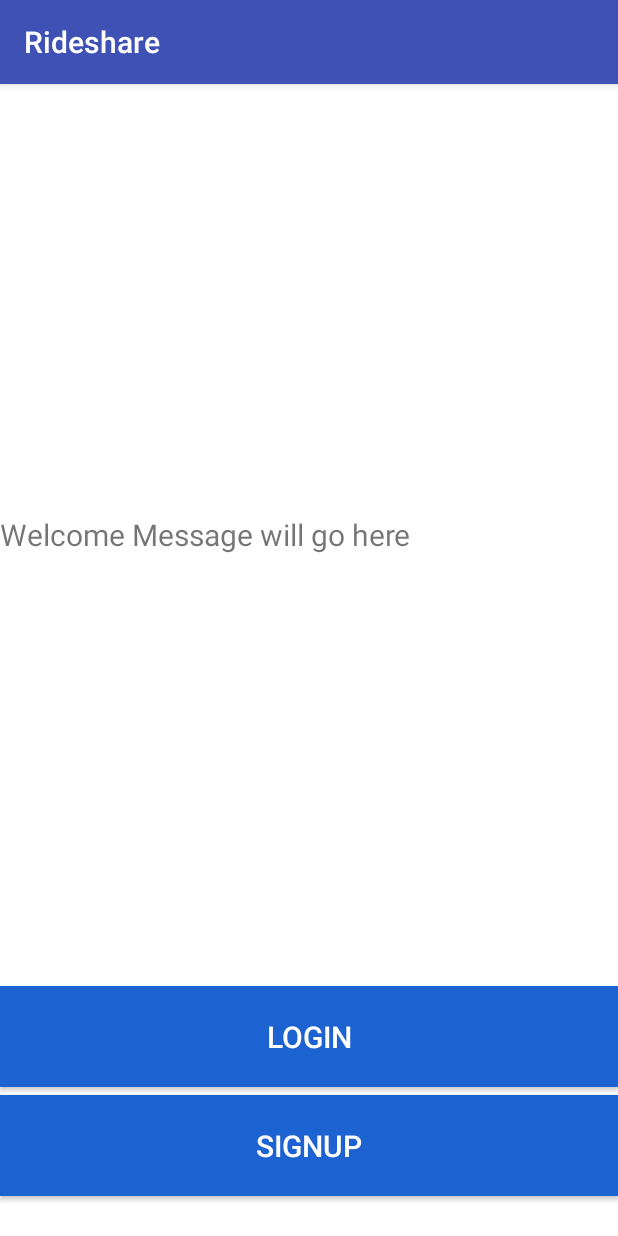
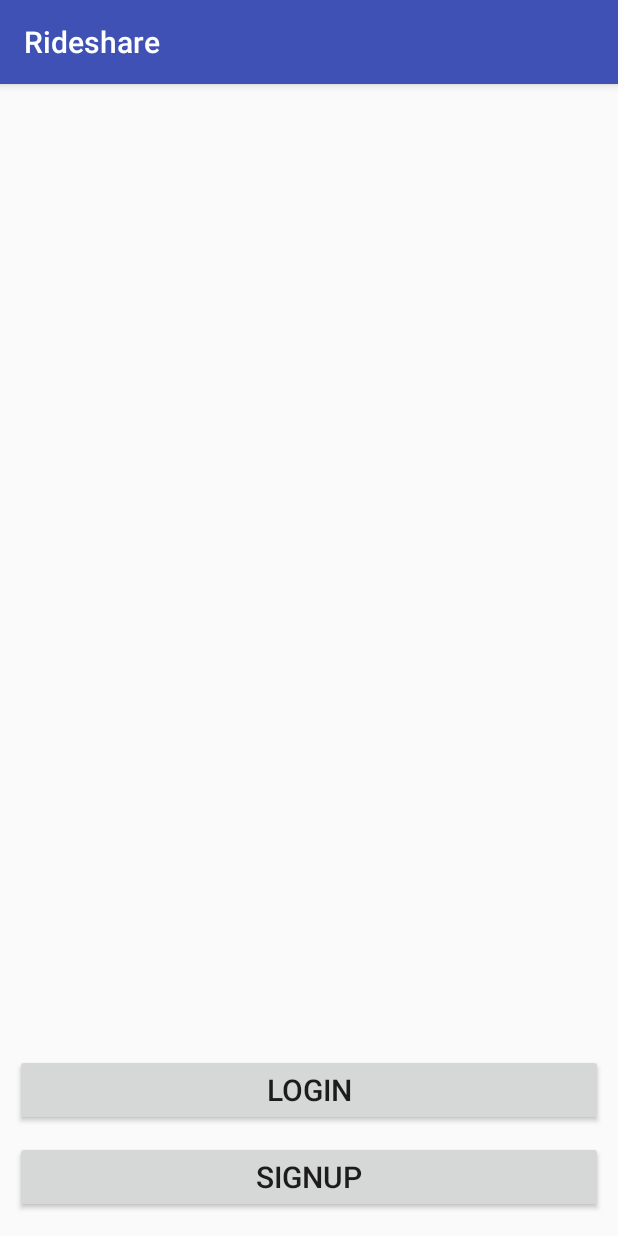
Before and after one commit to m-aamir95/Rideshare-FYP, an Android app: the screen it shows after launch (WelcomeActivity), on a phone screen of 412 x 824 dp. Run offline under Robolectric (Android 15) with nearby library versions, the phone set to English and light mode, and no system bars; our stand-ins replace Firebase (no records; nobody signed in at launch, a user with empty details on screens opened directly).

Commit message:
Taken App to Basic Theme,Removed my own button coloring and EditText colors, will be transforming app towards better Looking Material Design Theme

```diff
--- a/app/src/main/res/layout/activity_driver_detail.xml
+++ b/app/src/main/res/layout/activity_driver_detail.xml
@@ -6,7 +6,6 @@
     android:layout_height="match_parent"
     tools:context="com.andromeda.djzaamir.rideshare.DriverDetailActivity"
     android:orientation="vertical"
-    android:background="@color/background_color_primary"
     android:padding="10dp">
 
 
@@ -42,7 +41,6 @@
         android:layout_width="match_parent"
         android:layout_height="wrap_content"
         android:hint="Vehicle No"
-        android:textColorHint="@color/input_hint_color"
         android:layout_marginBottom="5dp"
         android:id="@+id/vehicle_no"/>
 
@@ -61,7 +59,6 @@
         android:layout_height="wrap_content"
         android:inputType="number"
         android:hint="CNIC"
-        android:textColorHint="@color/input_hint_color"
         android:layout_marginBottom="5dp"
         android:id="@+id/cnic"/>
 
--- a/app/src/main/res/layout/activity_find_aride.xml
+++ b/app/src/main/res/layout/activity_find_aride.xml
@@ -5,7 +5,6 @@
     android:layout_width="match_parent"
     android:layout_height="match_parent"
     tools:context="com.andromeda.djzaamir.rideshare.FindARide"
-    android:background="@color/background_color_primary"
     android:orientation="vertical"
     android:padding="10dp">
 
@@ -64,9 +63,7 @@
         android:layout_height="wrap_content"
         android:layout_marginTop="35dp"
         android:text="Find Matching Driver's"
-        android:background="@color/button_color_primary"
         android:textSize="20sp"
-        android:textColor="@color/button_txt_color_primary"
         android:id="@+id/findADriver_button"
         android:onClick="findADriver_onClick"/>
 </LinearLayout>
--- a/app/src/main/res/layout/activity_share_my_ride.xml
+++ b/app/src/main/res/layout/activity_share_my_ride.xml
@@ -7,7 +7,7 @@
     tools:context="com.andromeda.djzaamir.rideshare.shareMyRide"
     android:orientation="vertical"
     android:padding="20dp"
-    android:background="@color/background_color_primary">
+    >
 
      <!--Starting location, Address-->
       <HorizontalScrollView
@@ -88,9 +88,7 @@
         android:layout_height="wrap_content"
         android:layout_marginTop="35dp"
         android:text="Share my Ride"
-        android:background="@color/button_color_primary"
         android:textSize="20sp"
-        android:textColor="@color/button_txt_color_primary"
         android:id="@+id/shareMyRide_button"
         android:onClick="shareMyRide_onClick"/>
 
--- a/app/src/main/res/layout/activity_welcome.xml
+++ b/app/src/main/res/layout/activity_welcome.xml
@@ -1,50 +1,32 @@
 <?xml version="1.0" encoding="utf-8"?>
-<LinearLayout xmlns:android="http://schemas.android.com/apk/res/android"
+<RelativeLayout xmlns:android="http://schemas.android.com/apk/res/android"
     xmlns:app="http://schemas.android.com/apk/res-auto"
     xmlns:tools="http://schemas.android.com/tools"
     android:layout_width="match_parent"
     android:layout_height="match_parent"
     tools:context="com.andromeda.djzaamir.rideshare.WelcomeActivity"
     android:orientation="vertical"
-    android:gravity="bottom"
-    android:background="@color/background_color_primary">
+    android:layout_gravity="center"
+    android:padding="10dp"
+    >
 
-    <!--Welcome Message and logo Container -->
+
+
     <LinearLayout
+        android:layout_alignParentBottom="true"
         android:layout_width="match_parent"
         android:layout_height="wrap_content"
-        android:orientation="vertical"
-        android:layout_weight="95"
-        android:gravity="center_vertical">
 
-        <TextView
-        android:layout_width="match_parent"
-        android:layout_height="wrap_content"
-        android:text="Welcome Message will go here"
-        android:textSize="20sp" />
+        android:orientation="vertical">
+          <Button
 
-    </LinearLayout>
-
-
-    <!--Button Container Layout-->
-    <LinearLayout
-        android:layout_width="match_parent"
-        android:layout_height="wrap_content"
-        android:layout_gravity="bottom"
-        android:orientation="vertical"
-        android:layout_marginBottom="20dp"
-        android:layout_weight="1">
-
-        <Button
             android:layout_width="match_parent"
             android:layout_height="wrap_content"
             android:text="LOGIN"
             android:onClick="openLoginActivity"
-            android:background="@color/button_color_primary"
-            android:layout_marginBottom="5dp"
-            android:textColor="@color/button_txt_color_primary"
-            android:padding="20dp"
+            android:padding="10dp"
             android:textSize="20sp"
+            android:layout_marginBottom="10dp"
             />
 
         <Button
@@ -52,12 +34,11 @@
             android:layout_height="wrap_content"
             android:text="SIGNup"
             android:onClick="openSignupActivity"
-            android:background="@color/button_color_primary"
-            android:textColor="@color/button_txt_color_primary"
-            android:padding="20dp"
-            android:textSize="20sp"/>
+            android:padding="10dp"
+            android:textSize="20sp"
+            android:layout_marginBottom="5dp"
+        />
+    </LinearLayout>
 
 
-    </LinearLayout>
-
-</LinearLayout>
+</RelativeLayout>
--- a/app/src/main/res/layout/fragment_home.xml
+++ b/app/src/main/res/layout/fragment_home.xml
@@ -13,8 +13,6 @@
         android:layout_width="wrap_content"
         android:layout_height="wrap_content"
         android:text="Find a Driver "
-        android:background="@color/button_color_primary"
-        android:textColor="@color/button_txt_color_primary"
         android:padding="10dp"
         android:textSize="20sp"
         android:layout_marginTop="5dp"
@@ -26,8 +24,6 @@
         android:layout_width="wrap_content"
         android:layout_height="wrap_content"
         android:text="Share My Ride"
-        android:background="@color/button_color_primary"
-        android:textColor="@color/button_txt_color_primary"
         android:padding="10dp"
         android:textSize="20sp"
         android:layout_gravity="center"
```
Also changed, not shown: app/src/main/res/layout/activity_login.xml (+2 -13 lines), app/src/main/res/layout/activity_signup.xml (+1 -9 lines).
